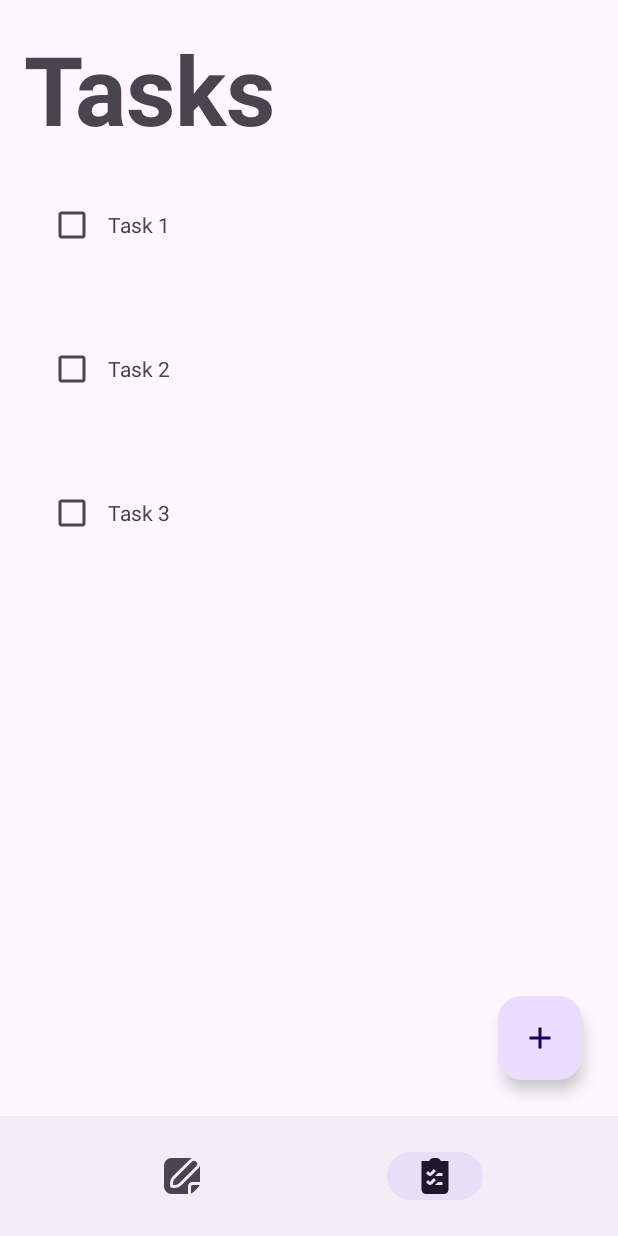
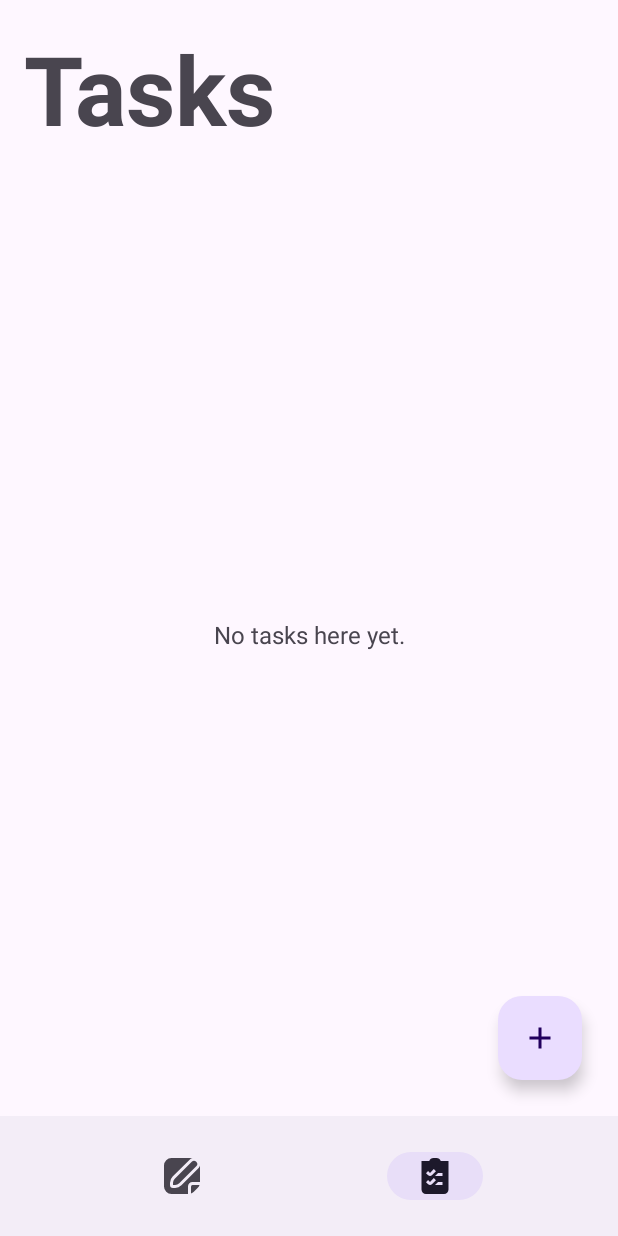
Before and after one commit to reniel905/ToDoApp, an Android app: the TasksFragment screen opened through its navigation route, on a phone screen of 412 x 824 dp. Run offline under Robolectric (Android 15) with nearby library versions, the phone set to English and light mode, and no system bars; our stand-ins replace navigation-ui.

Commit message:
new features

```diff
--- a/app/src/main/java/com/example/todoapp/MainActivity.java
+++ b/app/src/main/java/com/example/todoapp/MainActivity.java
@@ -33,5 +33,6 @@ public class MainActivity extends AppCompatActivity {
         BottomNavigationView bottomNav = findViewById(R.id.bottom_nav);
         NavigationUI.setupWithNavController(bottomNav, navController);
 
+
     }
 }
--- a/app/src/main/java/com/example/todoapp/ToDoApp.java
+++ b/app/src/main/java/com/example/todoapp/ToDoApp.java
@@ -16,10 +16,6 @@ public class ToDoApp extends Application {
 
 
         ArrayList<Task> tasks = new ArrayList<>();
-        tasks.add(new Task("Task 1"));
-        tasks.add(new Task("Task 2"));
-        tasks.add(new Task("Task 3"));
-
         AppRepository.tasks.setValue(tasks);
 
     }
--- a/app/src/main/java/com/example/todoapp/localdata/AppRepository.java
+++ b/app/src/main/java/com/example/todoapp/localdata/AppRepository.java
@@ -1,8 +1,8 @@
 package com.example.todoapp.localdata;
 
-import androidx.lifecycle.LiveData;
 import androidx.lifecycle.MutableLiveData;
 
+import com.example.todoapp.model.Note;
 import com.example.todoapp.model.Task;
 
 import java.util.ArrayList;
@@ -10,5 +10,6 @@ import java.util.ArrayList;
 public class AppRepository {
 
     public static MutableLiveData<ArrayList<Task>> tasks = new MutableLiveData<>();
+    public static MutableLiveData<ArrayList<Note>> notes = new MutableLiveData<>();
 
 }
--- a/app/src/main/java/com/example/todoapp/model/Notes.java
+++ b/app/src/main/java/com/example/todoapp/model/Note.java
@@ -1,11 +1,11 @@
 package com.example.todoapp.model;
 
-public class Notes {
+public class Note {
 
     private String title;
     private String description;
 
-    public Notes(String title, String description) {
+    public Note(String title, String description) {
         this.title = title;
         this.description = description;
     }
--- a/app/src/main/java/com/example/todoapp/ui/fragments/NotesFragment.java
+++ b/app/src/main/java/com/example/todoapp/ui/fragments/NotesFragment.java
@@ -1,15 +1,22 @@
 package com.example.todoapp.ui.fragments;
 
+import android.content.DialogInterface;
 import android.os.Bundle;
 
+import androidx.appcompat.app.AlertDialog;
 import androidx.fragment.app.Fragment;
+import androidx.navigation.FloatingWindow;
 import androidx.navigation.Navigation;
 
 import android.view.LayoutInflater;
 import android.view.View;
 import android.view.ViewGroup;
+import android.widget.EditText;
 
 import com.example.todoapp.R;
+import com.google.android.material.dialog.MaterialAlertDialogBuilder;
+import com.google.android.material.floatingactionbutton.FloatingActionButton;
+import com.google.android.material.textfield.TextInputEditText;
 
 /**
  * A simple {@link Fragment} subclass.
@@ -26,6 +33,10 @@ public class NotesFragment extends Fragment {
     // TODO: Rename and change types of parameters
     private String mParam1;
     private String mParam2;
+
+    private NotesViewModel notesViewModel;
+    private FloatingActionButton addNoteButton;
+
 
     public NotesFragment() {
         // Required empty public constructor
@@ -64,6 +75,46 @@ public class NotesFragment extends Fragment {
         // Inflate the layout for this fragment
         View view = inflater.inflate(R.layout.fragment_notes, container, false);
 
+
+        addNoteButton = view.findViewById(R.id.add_note_button);
+        addNoteButton.setOnClickListener(new View.OnClickListener() {
+            @Override
+            public void onClick(View view) {
+
+                View view1 = LayoutInflater.from(getContext()).inflate(R.layout.add_note_layout, null);
+
+
+                TextInputEditText noteTitle = view.findViewById(R.id.note_title);
+                EditText noteSubtitle = view.findViewById(R.id.note_subtitle);
+
+                AlertDialog alertDialog = new MaterialAlertDialogBuilder(getContext())
+                        .setView(view1)
+                        .setPositiveButton("Save", new DialogInterface.OnClickListener() {
+                            @Override
+                            public void onClick(DialogInterface dialogInterface, int i) {
+
+
+
+
+
+                            }
+                        })
+                        .setNegativeButton("Cancel", new DialogInterface.OnClickListener() {
+                            @Override
+                            public void onClick(DialogInterface dialogInterface, int i) {
+
+
+                                dialogInterface.dismiss();
+
+                            }
+                        }).create();
+
+                alertDialog.show();
+
+            }
+        });
+
+
         return view;
     }
 }
--- /dev/null
+++ b/app/src/main/res/drawable/list_item_background.xml
@@ -0,0 +1,5 @@
+<?xml version="1.0" encoding="utf-8"?>
+<shape xmlns:android="http://schemas.android.com/apk/res/android">
+    <stroke
+        android:width="1px"/>
+</shape>
--- a/app/src/main/res/layout/activity_main.xml
+++ b/app/src/main/res/layout/activity_main.xml
@@ -1,5 +1,5 @@
 <?xml version="1.0" encoding="utf-8"?>
-<androidx.constraintlayout.widget.ConstraintLayout xmlns:android="http://schemas.android.com/apk/res/android"
+<RelativeLayout xmlns:android="http://schemas.android.com/apk/res/android"
     xmlns:app="http://schemas.android.com/apk/res-auto"
     xmlns:tools="http://schemas.android.com/tools"
     android:id="@+id/main"
@@ -7,34 +7,28 @@
     android:layout_height="match_parent"
     tools:context=".MainActivity">
 
-    <LinearLayout
-        android:layout_width="match_parent"
-        android:layout_height="0dp"
-        android:orientation="vertical"
-        app:layout_constraintBottom_toTopOf="@+id/bottom_nav"
-        app:layout_constraintEnd_toEndOf="parent"
-        app:layout_constraintStart_toStartOf="parent"
-        app:layout_constraintTop_toTopOf="parent">
-
     <androidx.fragment.app.FragmentContainerView
         android:id="@+id/fragmentContainerView"
         android:name="androidx.navigation.fragment.NavHostFragment"
         android:layout_width="match_parent"
         android:layout_height="match_parent"
+        android:layout_above="@+id/bottom_nav"
+        android:layout_alignParentEnd="true"
         app:defaultNavHost="true"
         app:navGraph="@navigation/nav" />
 
-
-    </LinearLayout>
 
     <com.google.android.material.bottomnavigation.BottomNavigationView
         android:id="@+id/bottom_nav"
         android:layout_width="match_parent"
         android:layout_height="wrap_content"
+        android:layout_alignParentBottom="true"
+        android:layout_alignParentEnd="true"
+        android:layout_alignParentStart="true"
         app:labelVisibilityMode="unlabeled"
         app:layout_constraintBottom_toBottomOf="parent"
         app:layout_constraintEnd_toEndOf="parent"
         app:layout_constraintStart_toStartOf="parent"
         app:menu="@menu/bottom_nav_menu" />
 
-</androidx.constraintlayout.widget.ConstraintLayout>
+</RelativeLayout>
--- a/app/src/main/res/layout/fragment_notes.xml
+++ b/app/src/main/res/layout/fragment_notes.xml
@@ -42,12 +42,12 @@
             android:layout_gravity="center"
             android:text="Empty Notes."
             android:textAlignment="center"
-            android:textSize="12sp" />
+            android:textSize="16sp" />
 
     </LinearLayout>
 
     <com.google.android.material.floatingactionbutton.FloatingActionButton
-        android:id="@+id/floatingActionButton"
+        android:id="@+id/add_note_button"
         android:layout_width="wrap_content"
         android:layout_height="wrap_content"
         android:layout_gravity="bottom"
--- a/app/src/main/res/layout/fragment_tasks.xml
+++ b/app/src/main/res/layout/fragment_tasks.xml
@@ -29,28 +29,21 @@
         app:layout_constraintStart_toStartOf="parent"
         app:layout_constraintTop_toBottomOf="@+id/textView" />
 
-    <LinearLayout
-        android:id="@+id/tasks_layout"
-        android:layout_width="match_parent"
-        android:layout_height="0dp"
-        android:gravity="center"
-        android:orientation="vertical"
-        app:layout_constraintBottom_toBottomOf="parent"
-        app:layout_constraintEnd_toEndOf="parent"
-        app:layout_constraintStart_toStartOf="parent"
-        app:layout_constraintTop_toBottomOf="@+id/textView">
-
-
         <TextView
+            android:gravity="center"
             android:id="@+id/empty_tasks_text"
             android:layout_width="wrap_content"
             android:layout_height="wrap_content"
             android:layout_gravity="center"
-            android:text="No Tasks."
+            android:text="No tasks here yet."
             android:textAlignment="center"
-            android:textSize="12sp" />
+            android:textSize="16sp"
+            app:layout_constraintBottom_toBottomOf="parent"
+            app:layout_constraintEnd_toEndOf="parent"
+            app:layout_constraintStart_toStartOf="parent"
+            app:layout_constraintTop_toBottomOf="@+id/textView"/>
 
-    </LinearLayout>
+
 
     <com.google.android.material.floatingactionbutton.FloatingActionButton
         android:id="@+id/add_task_button"
--- a/app/src/main/res/layout/list_item_layout.xml
+++ b/app/src/main/res/layout/list_item_layout.xml
@@ -1,16 +1,24 @@
 <?xml version="1.0" encoding="utf-8"?>
-<FrameLayout xmlns:android="http://schemas.android.com/apk/res/android"
+<androidx.cardview.widget.CardView xmlns:android="http://schemas.android.com/apk/res/android"
     android:layout_width="match_parent"
     android:layout_height="wrap_content"
+    xmlns:app="http://schemas.android.com/apk/res-auto"
     android:orientation="horizontal"
-    android:padding="12dp">
+    android:elevation="16dp"
+    android:backgroundTint="@color/white"
+    app:cardCornerRadius="8dp"
+    android:layout_marginStart="12dp"
+    android:layout_marginEnd="12dp"
+    android:layout_marginTop="6dp"
+    android:layout_marginBottom="6dp">
 
-    <LinearLayout
+    <GridLayout
         android:layout_width="match_parent"
         android:layout_height="wrap_content"
         android:orientation="horizontal"
-        android:padding="12dp">
-        <CheckBox
+        android:layout_margin="12dp"
+        >
+    <CheckBox
             android:id="@+id/checkbox"
             android:layout_width="wrap_content"
             android:layout_height="wrap_content"
@@ -21,11 +29,13 @@
             android:layout_width="wrap_content"
             android:layout_height="wrap_content"
             android:text="Item 1"
+            android:layout_marginEnd="12dp"
+            android:textSize="16sp"
             android:textAlignment="textStart"
             />
 
-    </LinearLayout>
+    </GridLayout>
 
 
 
-</FrameLayout>
+</androidx.cardview.widget.CardView>
```
Also changed, not shown: app/src/main/java/com/example/todoapp/ui/adapters/NotesAdapter.java (added, +33 -0 lines), app/src/main/java/com/example/todoapp/ui/adapters/TasksAdapter.java (+15 -4 lines), app/src/main/java/com/example/todoapp/ui/fragments/NotesViewModel.java (added, +27 -0 lines), app/src/main/java/com/example/todoapp/ui/fragments/TasksFragment.java (+103 -10 lines), app/src/main/res/layout/add_note_layout.xml (added, +46 -0 lines), app/src/main/res/layout/note_item_layout.xml (added, +40 -0 lines). Lines whose indentation alone changed are shown as unchanged.
